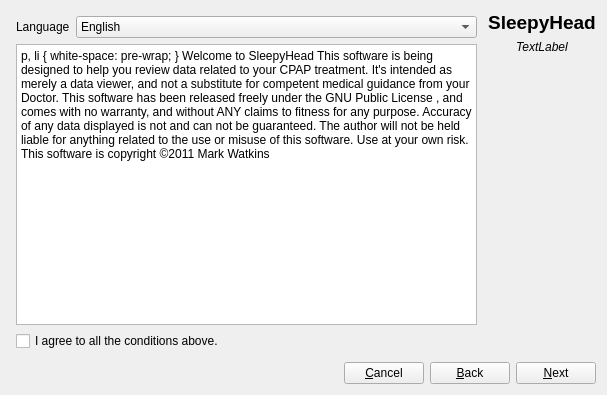
Before: the Qt Designer form newprofile.ui in sbonaime/sleepyhead-code., drawn with Qt 5.
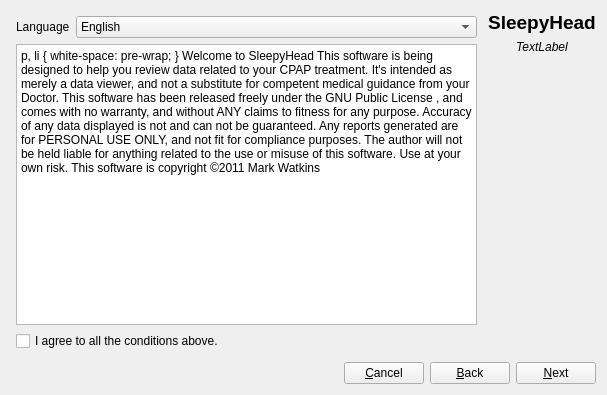
After: the same form once the commit is applied. The open tabs and pages were chosen to show the change. Icons and pictures are not drawn.

Patch:
```diff
--- a/newprofile.ui
+++ b/newprofile.ui
@@ -80,6 +80,7 @@
 &lt;p style=&quot; margin-top:0px; margin-bottom:0px; margin-left:0px; margin-right:0px; -qt-block-indent:0; text-indent:0px;&quot;&gt;This software has been released freely under the &lt;a href=&quot;qrc:/LICENSE.txt&quot;&gt;&lt;span style=&quot; text-decoration: underline; color:#0000ff;&quot;&gt;GNU Public License&lt;/span&gt;&lt;/a&gt;, and comes with no warranty, and without ANY claims to fitness for any purpose.&lt;/p&gt;
 &lt;p style=&quot;-qt-paragraph-type:empty; margin-top:0px; margin-bottom:0px; margin-left:0px; margin-right:0px; -qt-block-indent:0; text-indent:0px;&quot;&gt;&lt;/p&gt;
 &lt;p style=&quot; margin-top:0px; margin-bottom:0px; margin-left:0px; margin-right:0px; -qt-block-indent:0; text-indent:0px;&quot;&gt;Accuracy of any data displayed is not and can not be guaranteed. &lt;/p&gt;
+&lt;p style=&quot; margin-top:0px; margin-bottom:0px; margin-left:0px; margin-right:0px; -qt-block-indent:0; text-indent:0px;&quot;&gt;&lt;br /&gt;Any reports generated are for PERSONAL USE ONLY, and not fit for compliance purposes.&lt;/p&gt;
 &lt;p style=&quot;-qt-paragraph-type:empty; margin-top:0px; margin-bottom:0px; margin-left:0px; margin-right:0px; -qt-block-indent:0; text-indent:0px;&quot;&gt;&lt;/p&gt;
 &lt;p style=&quot; margin-top:0px; margin-bottom:0px; margin-left:0px; margin-right:0px; -qt-block-indent:0; text-indent:0px;&quot;&gt;The author will not be held liable for &lt;span style=&quot; text-decoration: underline;&quot;&gt;anything&lt;/span&gt; related to the use or misuse of this software. &lt;/p&gt;
 &lt;p style=&quot;-qt-paragraph-type:empty; margin-top:0px; margin-bottom:0px; margin-left:0px; margin-right:0px; -qt-block-indent:0; text-indent:0px;&quot;&gt;&lt;/p&gt;
```
Left out of the diff: 2 changed lines with no effect on the pictures.
